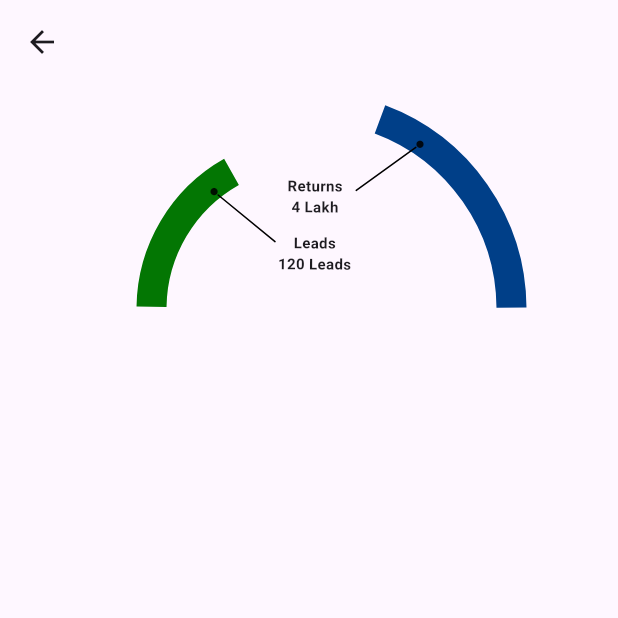
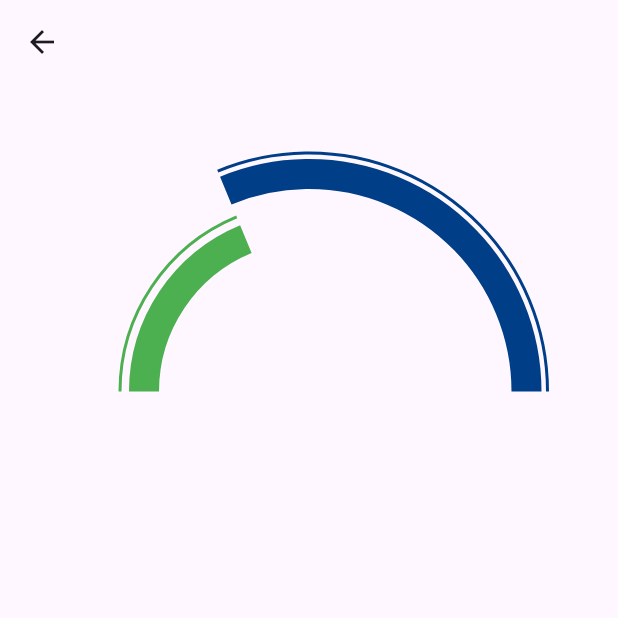
Before and after one commit to JayFlutter10/academy, a Flutter app: the SemiCircleChart screen opened directly, on a phone screen of 412 x 824 dp, the top half of it. Run offline on Flutter 3.47's test engine with Material 3 defaults, Android fonts, the phone set to English and light mode, and no system bars; drawn by our look-alikes of fl_chart.

Commit message:
seventh commit

```diff
--- a/lib/TandC_5X/View/terms_conditions.dart
+++ b/lib/TandC_5X/View/terms_conditions.dart
@@ -3,22 +3,25 @@ import 'package:flutter_application_1/academy/view/certificate_view.dart';
 
 class TermsConditions extends StatelessWidget {
    TermsConditions({super.key});
-  final List<dynamic> ques=[
+  final List<dynamic> tnc=[
     {
       'Ques':'Complete your monthly target for 3 years',
       'Ans':'Franchise members must consistently meet their assigned monthly performance targets for a continuous period of 3 years. Targets will be defined and communicated in advance.',
       'Icon':'3'
-    },{
+    },
+    {
       'Ques':'Achieve your Financial goal with us ',
       'Ans':'Members should set a financial goal in collaboration with our team at the time of enrollment. Progress will be monitored to ensure alignment with the set goal.',
       'Icon':'₹'
 
-    },{
+    },
+    {
       'Ques':'If the financial goal is not achieved we will provide you 5x Return',
       'Ans':'If, despite meeting all targets as specified over the 3-year period, the financial goal is not achieved, we guarantee a return of 5 times',
       'Icon':'5'
 
-    },{
+    },
+    {
       'Ques':'Available only for Premium Franchise members',
       'Ans':'This offer is exclusively available to Premium Franchise members. Super and non-premium members are not eligible for this guarantee.',
       'Icon':'3'
@@ -27,30 +30,38 @@ class TermsConditions extends StatelessWidget {
   ];
   @override
   Widget build(BuildContext context) {
-    final double height=MediaQuery.of(context).size.height;
     final double width=MediaQuery.of(context).size.width;
 
     return Scaffold(
+      backgroundColor: Colors.white,
       appBar: AppBar(
+        backgroundColor: Colors.white,
         title: Text('Terms & Conditions'),
       ),
       body: Container(
+        decoration: BoxDecoration(
+          borderRadius: BorderRadius.circular(10)
+        ),
+        padding: EdgeInsets.all(5),
         margin: EdgeInsets.all(8),
         child: Column(
           crossAxisAlignment: CrossAxisAlignment.start,
           children: [
             Text('Terms & Conditions for 5X Guarantee',style: TextStyle(fontSize: 16,fontWeight: FontWeight.bold),),
-            Expanded(
-
+            //Terms and Conditions
+            Container(
+              color: Color.fromRGBO(240, 240, 240, 0.3),
+              child: Expanded(
                 child: ListView.builder(
                   physics: NeverScrollableScrollPhysics(),
                   padding: EdgeInsets.only(top: 15),
                   shrinkWrap: true,
-                itemCount: ques.length,
+                  itemCount: tnc.length,
                    itemBuilder: (BuildContext context, int index) {
                      return customContainer(
-                     margin: 7,
-                     bRadius: 2,
+                       containerColor: Colors.white,
+                       margin: 8,
+                       bRadius: 10,
                        child: ExpansionTile(
                          shape:RoundedRectangleBorder(
                              side: BorderSide.none,
@@ -60,23 +71,26 @@ class TermsConditions extends StatelessWidget {
                              side: BorderSide.none,
                              borderRadius: BorderRadius.zero
                          ),
-                       childrenPadding: EdgeInsets.only(left: 10),//rgba(0, 63, 136, 1)
+                         childrenPadding: EdgeInsets.only(left: 10),
+                         //Questions
                          title: Row(
                            children: [
-                           index!=3?customContainer(bRadius: 5, vPadding:2,hPadding: 2,child: CircleAvatar(backgroundColor:Color.fromRGBO(0, 63, 136, 1),radius: 21,child: Text(ques[index]['Icon'],style: TextStyle(fontSize: 25,color: Colors.white,fontWeight: FontWeight.bold),),)):customContainer(bRadius: 5,vPadding: 2,hPadding: 2,child: CircleAvatar(backgroundColor:Color.fromRGBO(0, 63, 136, 1),radius:22,child: Icon(Icons.diamond,size: 35,color: Colors.white,))),
+                             index!=3?customContainer(bRadius: 5, vPadding:2,hPadding: 2,child: CircleAvatar(backgroundColor:Color.fromRGBO(0, 63, 136, 1),radius: 21,child: Text(tnc[index]['Icon'],style: TextStyle(fontSize: 25,color: Colors.white,fontWeight: FontWeight.bold),),)):customContainer(bRadius: 5,vPadding: 2,hPadding: 2,child: CircleAvatar(backgroundColor:Color.fromRGBO(0, 63, 136, 1),radius:22,child: Icon(Icons.diamond,size: 35,color: Colors.white,))),
                              SizedBox(width: width*0.05,),
-                           Expanded(child: Text(ques[index]['Ques'],style: TextStyle(fontSize: 14,fontWeight: FontWeight.w600,),maxLines: 2,)),
+                             Expanded(child: Text(tnc[index]['Ques'],style: TextStyle(fontSize: 14,fontWeight: FontWeight.w600,),maxLines: 2,)),
                            ],
                          ),
+                         //Answers
                          children: [
                            Padding(
                              padding: const EdgeInsets.only(left:16.0,),//rgba(133, 133, 133, 1)
-                           child: Text(ques[index]['Ans'],style: TextStyle(color: Color.fromRGBO(133, 133, 133, 0.8),fontWeight: FontWeight.w500),),
+                             child: Text(tnc[index]['Ans'],style: TextStyle(color: Color.fromRGBO(133, 133, 133, 0.8),fontWeight: FontWeight.w500),),
                            ),
                          ],
                        ),
                      );
                    }
+                ),
               ),
             ),
           ],
--- a/lib/chart.dart
+++ b/lib/chart.dart
@@ -1,139 +1,214 @@
 import 'package:flutter/material.dart';
 import 'package:fl_chart/fl_chart.dart';
-import 'dart:math' as math;
-
-import 'package:flutter_application_1/academy/view/certificate_view.dart';
 
 class SemiCircleChart extends StatelessWidget {
-   SemiCircleChart({super.key});
-  final double value=6000/100;
+  const  SemiCircleChart({super.key});
 
   @override
   Widget build(BuildContext context) {
+    final double height=MediaQuery.of(context).size.height;
+
+    //Values of both variables always should be less then 800 always
+    final double firstVal=500;
+    final double secondVal=300;
+
+    final double value=firstVal*100/200;
+    final double valueTwo=secondVal*100/200;
+
     return Scaffold(
       appBar: AppBar(),
-      body: Container(
-        height: 300,
-        child: Transform.rotate(
-          angle: 140.159,
+      body: SingleChildScrollView(
+        child: SizedBox(
+          height: 410,
           child: Stack(
             children: [
-              PieChart(
+
+              //Big Arc Circle
+              Stack(
+                children:[
+                  //Arc
+                  Transform.rotate(
+                  transformHitTests:false,
+                  angle: 140.15,
+                  child: PieChart(
                     PieChartData(
-                  startDegreeOffset: 180,
+                      startDegreeOffset: 340,
                       sectionsSpace:0,
-                  centerSpaceRadius: 125,
+                      centerSpaceRadius: 135,
                       sections: [
+
                         PieChartSectionData(
-                      value: 38.3,
-                      color: Color.fromRGBO(0, 63, 136, 1),
+                          value: 200,
+                          color: Colors.transparent,
+                          radius: 20,
+                          showTitle: false,
+                        ),
+
+                        //Outlined
+                        PieChartSectionData(
+                          value:400-value,
+                          color: Colors.transparent,
+                          borderSide: BorderSide(
+
+                              color: Color.fromRGBO(0, 63,136, 0.19)),
+                          radius: 20,
+                          showTitle: false,
+                        ),
+                        //Filled
+                        PieChartSectionData(
+                          value: value,
+                          color:  Color.fromRGBO(0, 63, 136, 1),
                           radius: 20,
                           showTitle: false,
                         ),
                         PieChartSectionData(
-                      value: 100,
+                          value: 200,
                           color: Colors.transparent,
-                      radius: 10,
-                      showTitle: false,
-                    ),
-                    PieChartSectionData(
-                      value: 61.3,
-                      color: Colors.transparent,
-                      borderSide: BorderSide(color: Color.fromRGBO(0, 63,136, 0.19)),
                           radius: 20,
                           showTitle: false,
                         ),
                       ],
                     ),
                   ),
-              PieChart(
+                ),
+                  //Arrow
+                  Transform.rotate(
+                    transformHitTests:false,
+                    angle: 140.15,
+                    child: PieChart(
                       PieChartData(
-                  startDegreeOffset: 130,
-                  sectionsSpace: 0,
-                  centerSpaceRadius: 95,
+                        startDegreeOffset: 340,
+                        sectionsSpace:0,
+                        centerSpaceRadius: 158,
                         sections: [
                           PieChartSectionData(
-                      value: 65,
+                            value: 200,
                             color: Colors.transparent,
-                      borderSide: BorderSide(color: Color.fromRGBO(10, 200, 10, 0.11)),
+                            radius: 2,
+                            showTitle: false,
+                          ),
+                          //Outlined
+                          PieChartSectionData(
+                            value:400-value,
+                            color: Colors.transparent,
+                            borderSide: BorderSide(color: Colors.transparent),
+                            radius: 2,
+                            showTitle: false,
+                          ),
+                          //Filled
+                          PieChartSectionData(
+                            value: value,
+                            color:  Color.fromRGBO(0, 63, 136, 1),
+                            radius: 2,
+                            showTitle: false,
+                          ),
+                          PieChartSectionData(
+                            value: 200,
+                            color: Colors.transparent,
+                            radius: 2,
+                            showTitle: false,
+                          ),
+                        ],
+                      ),
+                    ),
+                  ),
+                ],
+              ),
+
+              //Small Arc Circle
+              Stack(
+                children:[
+                  //Arc
+                  Transform.rotate(
+                    transformHitTests:false,
+                    angle: 140.15,
+                    child: PieChart(
+                      PieChartData(
+                        startDegreeOffset: 340,
+                        sectionsSpace:0,
+                        centerSpaceRadius: 100,
+                        sections: [
+                          PieChartSectionData(
+                            value: 200,
+                            color: Colors.transparent,
+                            radius: 20,
+                            showTitle: false,
+                          ),
+                          //Outlined
+                          PieChartSectionData(
+                            value:valueTwo,
+                            color: Colors.green,
+                            radius: 20,
+                            showTitle: false,
+                          ),
+                          //Filled
+                          PieChartSectionData(
+                            value: 400-valueTwo,
+                            color:  Colors.transparent,
+                            borderSide: BorderSide(
+                                color: Color.fromRGBO(0, 63,136, 0.19)
+                            ),
                             radius: 20,
                             showTitle: false,
                           ),
                           PieChartSectionData(
-                      value: 100,
+                            value: 200,
                             color: Colors.transparent,
-                      radius: 10,
-                      showTitle: false,
-                    ),
-                    PieChartSectionData(
-                      value: 32.8,
-                      color: Color.fromRGBO(3, 118, 3, 1),
                             radius: 20,
                             showTitle: false,
                           ),
                         ],
                       ),
                     ),
-              Positioned(
-                left: 90,
-                right: 110,
-                bottom: 70,
-                top: 70,
-                child: Transform.rotate(
-                  angle:60.911,
-                  child: Column(
-                    children: [
-                      Text(
-                        'Returns',
-                        style: TextStyle(
-                          fontSize: 10,
-                          fontWeight: FontWeight.bold,
                   ),
+                  //Arrow
+                  Transform.rotate(
+                    transformHitTests:false,
+                    angle: 140.15,
+                    child: PieChart(
+                      PieChartData(
+                        startDegreeOffset: 340,
+                        sectionsSpace:0,
+                        centerSpaceRadius: 125,
+                        sections: [
+                          PieChartSectionData(
+                            value: 200,
+                            color: Colors.transparent,
+                            radius: 2,
+                            showTitle: false,
                           ),
-                      Text(
-                        '4 Lakh',
-                        style: TextStyle(
-                          fontSize: 10,
-                          fontWeight: FontWeight.bold,
+                          //Outlined
+                          PieChartSectionData(
+                            value:valueTwo,
+                            color: Colors.green,
+                            radius: 2,
+                            showTitle: false,
                           ),
+                          //Filled
+                          PieChartSectionData(
+                            value: 400-valueTwo,
+                            color:  Colors.transparent,
+                            radius: 2,
+                            showTitle: false,
                           ),
-                      SizedBox(height: 10),
-                      Text(
-                        'Leads',
-                        style: TextStyle(
-                          fontSize: 10,
-                          fontWeight: FontWeight.bold,
-                        ),
-                      ),
-                      Text(
-                        '120 Leads',
-                        style: TextStyle(
-                          fontSize: 10,
-                          fontWeight: FontWeight.bold,
-                        ),
+                          PieChartSectionData(
+                            value: 200,
+                            color: Colors.transparent,
+                            radius: 2,
+                            showTitle: false,
                           ),
                         ],
                       ),
                     ),
                   ),
-              // Lines connecting to the
-              Positioned(
-                top: 210,
-                left: 135,
-                child: Transform.rotate(
-                  angle: 300.35,
-                  child: _line(),
+                ],
               ),
-              ),
-              Positioned(
-                top: 130,
 
-                left: 70,
-                child: Transform.rotate(
-                  angle: 145.1,
-                  child: _line()
-                ),
-              ),
+              //Text in Chart
+              // Column()
+
+              // Lines pointing towards the chart
+              //_line()
             ],
           ),
         ),
@@ -141,6 +216,7 @@ class SemiCircleChart extends StatelessWidget {
     );
   }
 }
+
 Widget _line(){
   return Row(
     children: [
--- a/lib/main.dart
+++ b/lib/main.dart
@@ -2,7 +2,6 @@ import 'package:flutter/material.dart';
 import 'package:flutter_application_1/TandC_5X/View/terms_conditions.dart';
 import 'package:flutter_application_1/academy/view/video_academy_main.dart';
 import 'package:flutter_application_1/chart.dart';
-import 'package:flutter_application_1/favourite/view/favourite_view_screen.dart';
 import 'Support/Views/support_view.dart';
 import 'academy/view/certificate_view.dart';
 import 'academy/view/live_webinar_view.dart';
@@ -34,7 +33,7 @@ class MyApp extends StatelessWidget {
         colorScheme: ColorScheme.fromSeed(seedColor: Colors.deepPurple),
         useMaterial3: true,
       ),
-      home:  FavouriteViewScreen(),
+      home:  TermsConditions(),
     );
   }
 }
```
Lines whose indentation alone changed are shown as unchanged.
